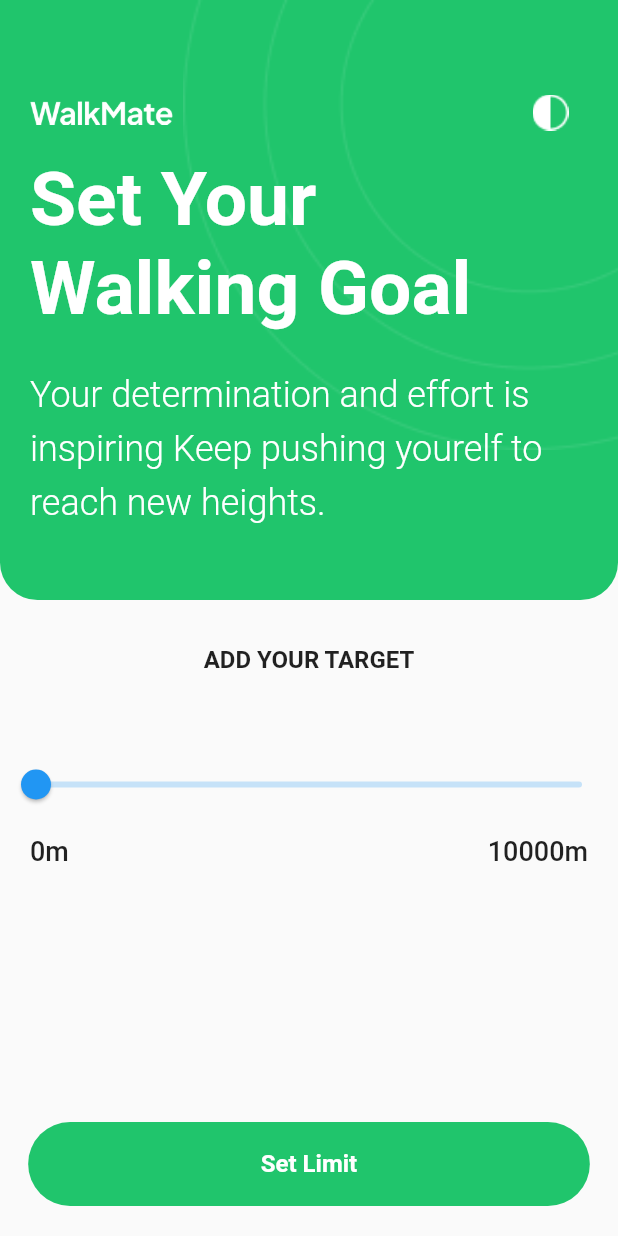
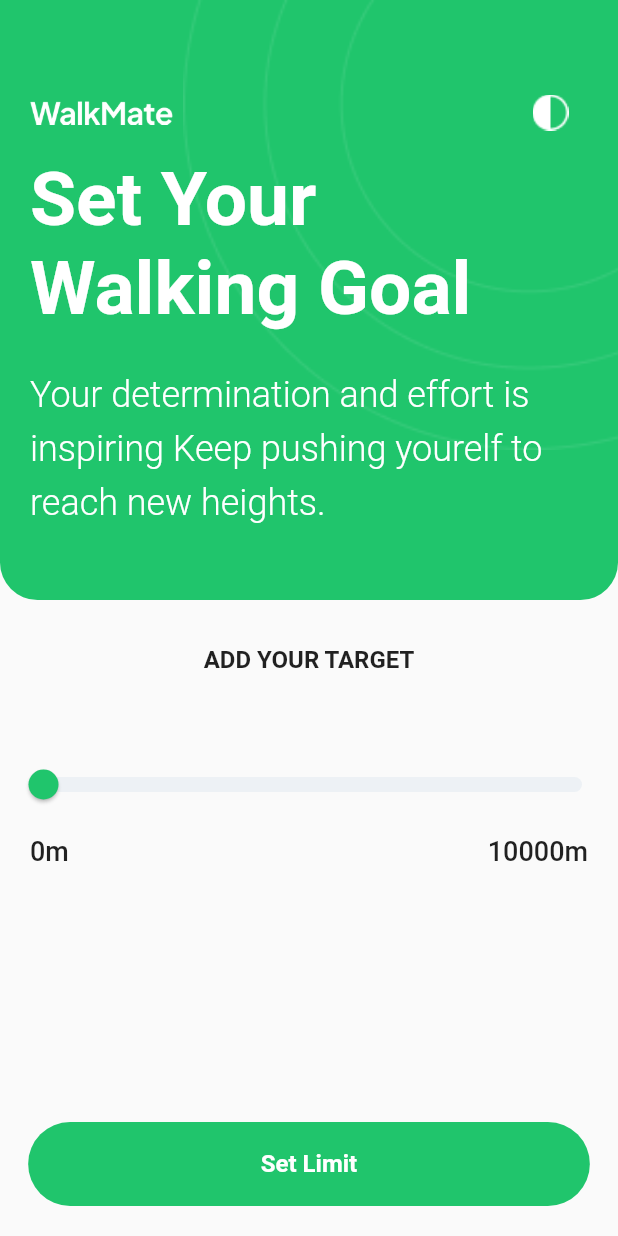
Before and after one commit to Rahat7288/Fitness-Tracker-, a Flutter app: the screen it shows after launch, after a tap on "Get Started", on a phone screen of 412 x 824 dp. Run offline on Flutter 3.47's test engine with Material 2 defaults, Android fonts, the phone set to English and light mode, and no system bars; our stand-ins replace bloc, equatable, flutter_bloc; Roboto replaces fonts that are missing (Manrope).

Commit message:
set terget cubit done

```diff
--- /dev/null
+++ b/lib/cubits/set_target/set_target_cubit.dart
@@ -0,0 +1,14 @@
+import 'package:bloc/bloc.dart';
+import 'package:equatable/equatable.dart';
+
+part 'set_target_state.dart';
+
+class SetTargetCubit extends Cubit<SetTargetState> {
+  double target = 0;
+  SetTargetCubit() : super(SetTargetInitial());
+
+  setTarget(double targetValue) {
+    target = targetValue;
+    emit(TargetChange(target: target));
+  }
+}
--- /dev/null
+++ b/lib/cubits/set_target/set_target_state.dart
@@ -0,0 +1,22 @@
+// ignore_for_file: public_member_api_docs, sort_constructors_first
+part of 'set_target_cubit.dart';
+
+abstract class SetTargetState extends Equatable {
+  const SetTargetState();
+}
+
+class SetTargetInitial extends SetTargetState {
+  double initil = 0;
+  @override
+  List<Object> get props => [initil];
+}
+
+class TargetChange extends SetTargetState {
+  double target;
+  TargetChange({
+    required this.target,
+  });
+
+  @override
+  List<Object> get props => [target];
+}
--- a/lib/main.dart
+++ b/lib/main.dart
@@ -1,3 +1,4 @@
+import 'package:elo_task/cubits/set_target/set_target_cubit.dart';
 import 'package:elo_task/cubits/theme_change/theme_change_cubit.dart';
 import 'package:elo_task/pages/home_page/home_page.dart';
 import 'package:flutter/material.dart';
@@ -22,7 +23,10 @@ class MyApp extends StatelessWidget {
   @override
   Widget build(BuildContext context) {
     return MultiBlocProvider(
-      providers: [BlocProvider(create: (context) => ThemeChangeCubit())],
+      providers: [
+        BlocProvider(create: (context) => ThemeChangeCubit()),
+        BlocProvider(create: (context) => SetTargetCubit()),
+      ],
       child: BlocBuilder<ThemeChangeCubit, ThemeChangeState>(
         builder: (context, state) {
           return MaterialApp(
--- a/lib/pages/landing_page/landing_page_layout/first_landing_mobile.dart
+++ b/lib/pages/landing_page/landing_page_layout/first_landing_mobile.dart
@@ -7,13 +7,14 @@ import 'package:flutter_bloc/flutter_bloc.dart';
 
 import '../../../constants/custom_colors.dart';
 import '../../../cubits/theme_change/theme_change_cubit.dart';
+import '../../../widgets/track_slider.dart';
 
 class FirstLandingMobile extends StatelessWidget {
   const FirstLandingMobile({super.key});
 
   @override
   Widget build(BuildContext context) {
-    double intValue = 0;
+    // double intValue = 0;
     return BlocBuilder<ThemeChangeCubit, ThemeChangeState>(
       builder: (context, state) {
         return Scaffold(
@@ -60,14 +61,8 @@ class FirstLandingMobile extends StatelessWidget {
               const SizedBox(
                 height: 50,
               ),
-              SliderTheme(
-                  data: SliderTheme.of(context).copyWith(),
-                  child: Slider(
-                    // min: 0.0,
-                    // max: 10000.0,
-                    onChanged: (double value) {},
-                    value: intValue,
-                  )),
+              // Slider part
+              TrackSlider(),
               const SizedBox(
                 height: 10,
               ),
--- /dev/null
+++ b/lib/widgets/track_slider.dart
@@ -0,0 +1,44 @@
+import 'package:elo_task/constants/custom_colors.dart';
+import 'package:flutter/material.dart';
+import 'package:flutter_bloc/flutter_bloc.dart';
+
+import '../cubits/set_target/set_target_cubit.dart';
+
+class TrackSlider extends StatefulWidget {
+  const TrackSlider({super.key});
+
+  @override
+  State<TrackSlider> createState() => _TrackSliderState();
+}
+
+class _TrackSliderState extends State<TrackSlider> {
+  // double get targetValue => null;
+
+  // double value = 0;
+  @override
+  Widget build(BuildContext context) {
+    return BlocBuilder<SetTargetCubit, SetTargetState>(
+      builder: (context, state) {
+        return SliderTheme(
+          data: SliderThemeData(
+            valueIndicatorColor: CustomColors.greenAppbar,
+            trackHeight: 10,
+          ),
+          child: Slider(
+            value: context.read<SetTargetCubit>().target,
+            min: 0,
+            max: 10000,
+            divisions: 100,
+            label: context.read<SetTargetCubit>().target.round().toString(),
+            activeColor: CustomColors.darkGray,
+            inactiveColor: CustomColors.darkGray,
+            thumbColor: CustomColors.greenAppbar,
+            onChanged: (newValue) {
+              context.read<SetTargetCubit>().setTarget(newValue);
+            },
+          ),
+        );
+      },
+    );
+  }
+}
--- a/pubspec.yaml
+++ b/pubspec.yaml
@@ -38,6 +38,7 @@ dependencies:
   flutter_launcher_icons: ^0.13.0
   flutter_bloc: ^8.1.2
   equatable: ^2.0.5
+  # custom_slider: ^0.0.3
 
 dev_dependencies:
   flutter_test:
```
